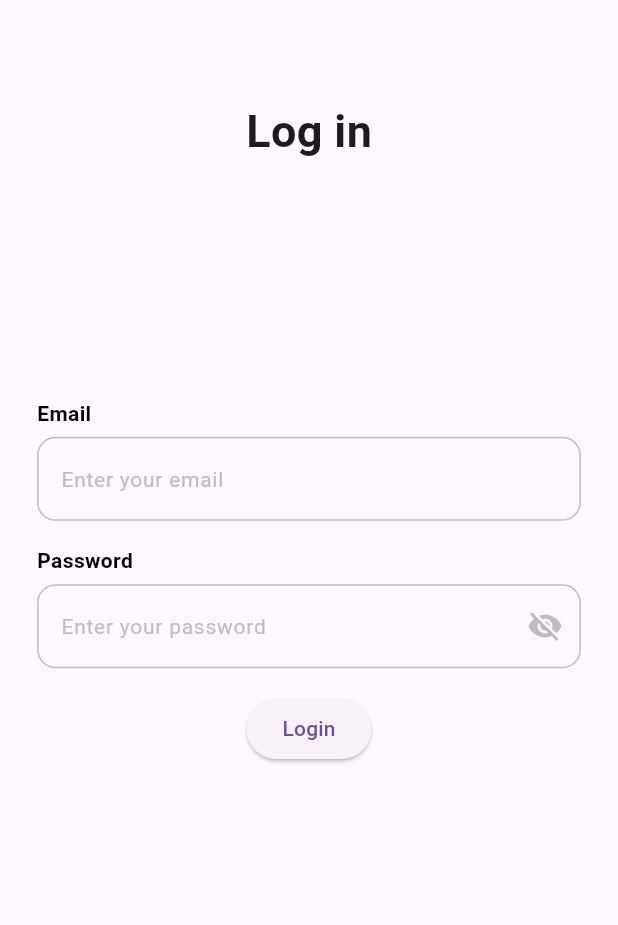
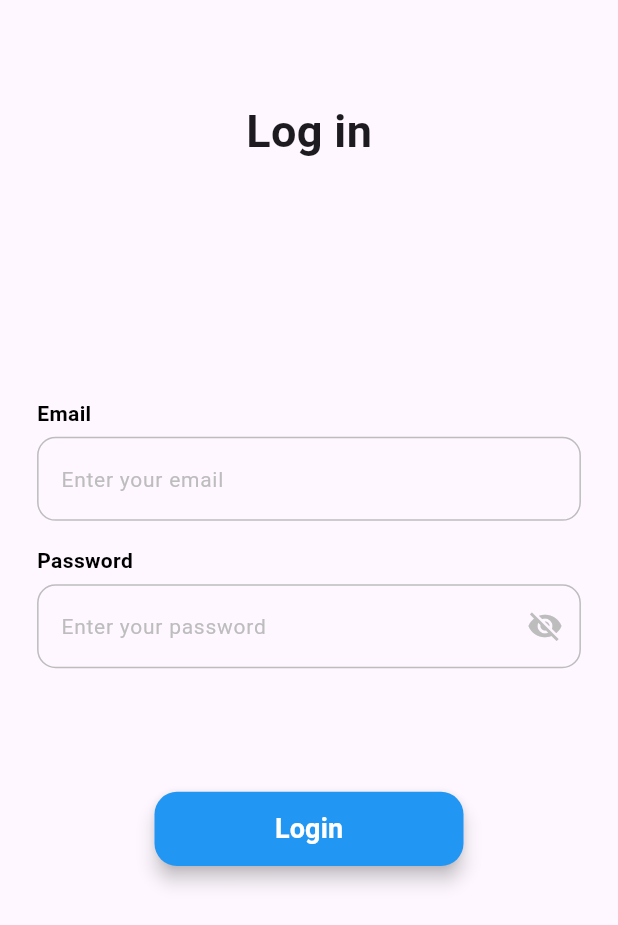
Before and after one commit to khsujon/Sparktech_Agency_API_Task, a Flutter app: the screen it shows after launch, on a phone screen of 412 x 824 dp. Shown: the top 925 px of the screen. Run offline on Flutter 3.47's test engine with Material 3 defaults, Android fonts, the phone set to English and light mode, and no system bars; accounts and stored records are empty.

Commit message:
Elevated button design changed

```diff
--- a/lib/views/login_view.dart
+++ b/lib/views/login_view.dart
@@ -83,9 +83,14 @@ class LoginView extends StatelessWidget {
                   controller: _passwordController,
                 ),
                 SizedBox(
-                  height: height * 0.02,
+                  height: height * 0.1,
                 ),
-                ElevatedButton(
+
+                // Login Button
+                SizedBox(
+                  width: width * 0.5,
+                  height: height * 0.06,
+                  child: ElevatedButton(
                     onPressed: () async {
                       try {
                         await loginViewModel.login(
@@ -97,7 +102,8 @@ class LoginView extends StatelessWidget {
                           ),
                         );
                       } catch (e) {
-                      ScaffoldMessenger.of(context).showSnackBar(const SnackBar(
+                        ScaffoldMessenger.of(context)
+                            .showSnackBar(const SnackBar(
                                 content: Center(
                           child: Text(
                             "Login failed, please check your credentials",
@@ -105,8 +111,27 @@ class LoginView extends StatelessWidget {
                           ),
                         )));
                       }
+
+                      _emailController.clear();
+                      _passwordController.clear();
                     },
-                  child: Text('Login'),
+                    style: ElevatedButton.styleFrom(
+                      backgroundColor: Colors.blue,
+                      foregroundColor: Colors.white,
+                      elevation: 5,
+                      shadowColor: Colors.black,
+                      padding:
+                          EdgeInsets.symmetric(vertical: 10, horizontal: 20),
+                      shape: RoundedRectangleBorder(
+                        borderRadius: BorderRadius.circular(15),
+                      ),
+                    ),
+                    child: Text(
+                      'Login',
+                      style:
+                          TextStyle(fontSize: 18, fontWeight: FontWeight.bold),
+                    ),
+                  ),
                 ),
                 if (loginViewModel.isLoading)
                   CustomLoading(
```
Lines whose indentation alone changed are shown as unchanged.
